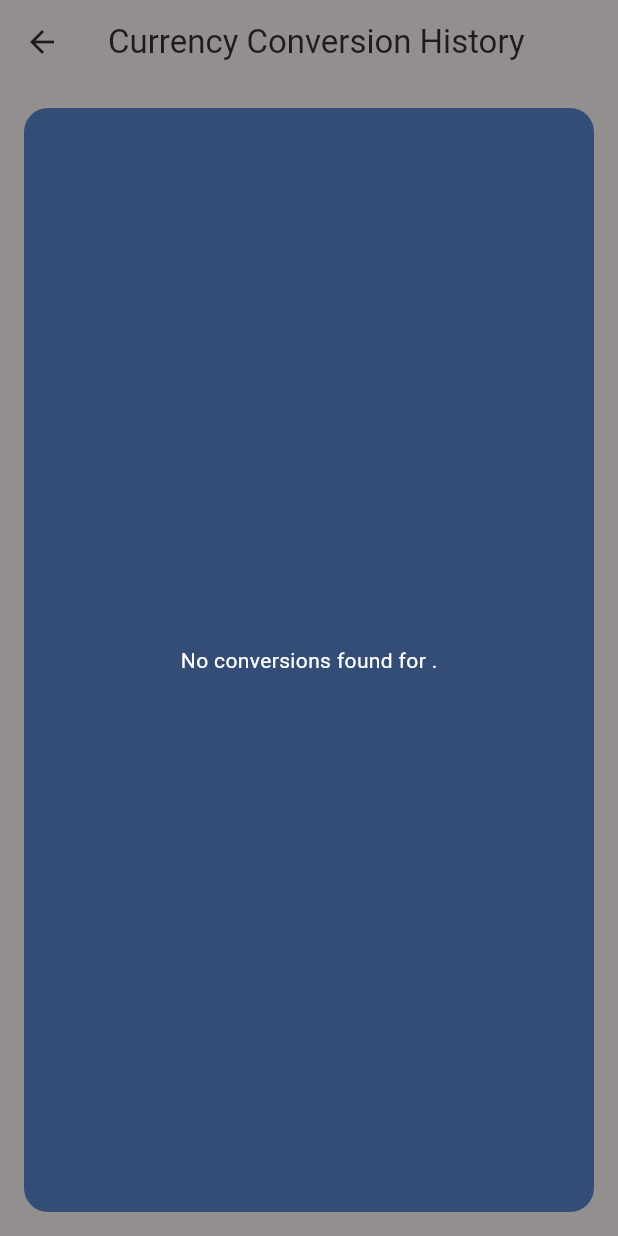
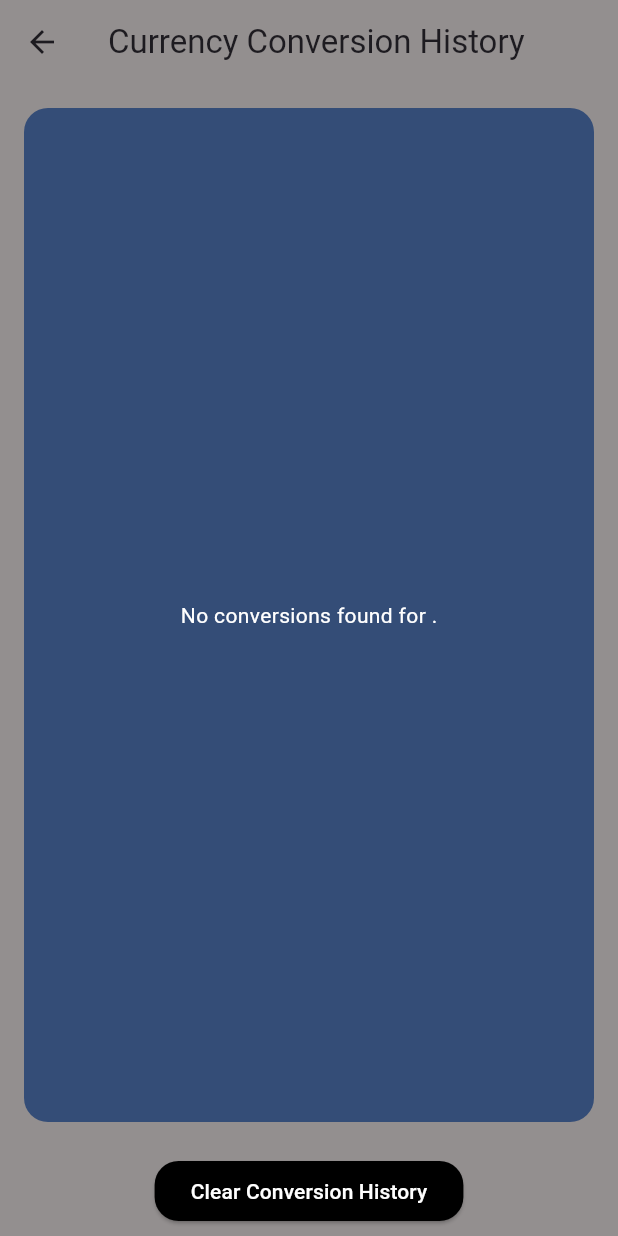
Before and after one commit to DavidSchurer/QuickCurrency, a Flutter app: the CurrencyConversionHistoryPage screen opened directly, on a phone screen of 412 x 824 dp. Run offline on Flutter 3.47's test engine with Material 3 defaults, Android fonts, the phone set to English and light mode, and no system bars; our stand-ins replace cloud_firestore, firebase_auth, firebase_core, shared_preferences; accounts and stored records are empty; generated files the repository leaves out were written again.

Commit message:
added functionality for clearing all conversions

```diff
--- a/lib/currency_conversion_history_page.dart
+++ b/lib/currency_conversion_history_page.dart
@@ -7,15 +7,16 @@ import 'package:cloud_firestore/cloud_firestore.dart';
 
 class CurrencyConversionHistoryPage extends StatefulWidget {
   final bool isGuest;
-  const CurrencyConversionHistoryPage({Key? key, this.isGuest = false}) : super(key: key);
-
+  const CurrencyConversionHistoryPage({Key? key, this.isGuest = false})
+      : super(key: key);
 
   @override
   _CurrencyConversionHistoryPageState createState() =>
       _CurrencyConversionHistoryPageState();
 }
 
-class _CurrencyConversionHistoryPageState extends State<CurrencyConversionHistoryPage> {
+class _CurrencyConversionHistoryPageState
+    extends State<CurrencyConversionHistoryPage> {
   final FirebaseAuth _auth = FirebaseAuth.instance;
 
   final Map<String, String> currencySymbols = {
@@ -86,13 +87,13 @@ class _CurrencyConversionHistoryPageState extends State<CurrencyConversionHistor
               DataCell(Text(
                   '${getCurrencySymbol(conversion.toCurrency ?? '')}${conversion.conversionRate.toString()}')),
               DataCell(Text(conversion.date ?? '')),
-              DataCell(
-                GestureDetector(
+              DataCell(GestureDetector(
                 onTap: () async {
                   try {
+                    final docId = conversion.date;
                     await FirebaseFirestore.instance
                         .collection('conversions')
-                        .doc(conversion.date)
+                        .doc(docId)
                         .delete();
 
                     setState(() {
@@ -108,11 +109,61 @@ class _CurrencyConversionHistoryPageState extends State<CurrencyConversionHistor
                     ));
                   }
                 },
-                  child: const Icon(Icons.close, color: Colors.red), // Red X Icon for deletion
-                )
-              )
+                child: const Icon(Icons.close,
+                    color: Colors.red), // Red X Icon for deletion
+              ))
             ]);
           }).toList(),
+        ),
+      ),
+    );
+  }
+
+  Widget _buildFooterBar(User? user, List<Conversion> conversions) {
+    return Container(
+      height: 60,
+      decoration: BoxDecoration(
+        color: Color.fromARGB(255, 147, 143, 143),
+        borderRadius: const BorderRadius.only(
+          topLeft: Radius.circular(16),
+          topRight: Radius.circular(16),
+        ),
+      ),
+      child: Center(
+        child: ElevatedButton(
+          style: ElevatedButton.styleFrom(
+            foregroundColor: Colors.white,
+            backgroundColor: Colors.black,
+            shape: RoundedRectangleBorder(
+              borderRadius: BorderRadius.circular(16),
+            ),
+          ),
+          onPressed: () async {
+            try {
+              await FirebaseFirestore.instance
+                  .collection('conversions')
+                  .where('userEmail', isEqualTo: user?.email)
+                  .get()
+                  .then((querySnapshot) {
+                querySnapshot.docs.forEach((doc) {
+                  doc.reference.delete();
+                });
+              });
+
+              setState(() {
+                conversions.clear();
+              });
+
+              ScaffoldMessenger.of(context).showSnackBar(SnackBar(
+                content: Text('Conversion history cleared successfully'),
+              ));
+            } catch (e) {
+              ScaffoldMessenger.of(context).showSnackBar(SnackBar(
+                content: Text('Error clearing conversion history: $e'),
+              ));
+            }
+          },
+          child: const Text('Clear Conversion History'),
         ),
       ),
     );
@@ -132,10 +183,18 @@ class _CurrencyConversionHistoryPageState extends State<CurrencyConversionHistor
               return const Center(child: CircularProgressIndicator());
             }
             if (!snapshot.hasData || snapshot.data!.isEmpty) {
-              return const Center(child: Text('No conversion history available'));
+              return const Center(
+                  child: Text('No conversion history available'));
             }
 
-            return Center(
+            return Column(
+              children: [
+                Expanded(
+                  child: ConstrainedBox(
+                    constraints: BoxConstraints(
+                      minHeight: 100,
+                      maxHeight: MediaQuery.of(context).size.height * 0.6,
+                    ),
                     child: Container(
                       margin: const EdgeInsets.all(16),
                       padding: const EdgeInsets.all(16),
@@ -145,6 +204,10 @@ class _CurrencyConversionHistoryPageState extends State<CurrencyConversionHistor
                     ),
                     child: _buildConversionHistoryTable(snapshot.data!),
                     ),
+                  ),
+                ),
+                _buildFooterBar(_auth.currentUser, snapshot.data!),
+              ],
             );
           },
         ),
@@ -171,7 +234,15 @@ class _CurrencyConversionHistoryPageState extends State<CurrencyConversionHistor
           backgroundColor: Color.fromARGB(255, 147, 143, 143),
           title: const Text('Currency Conversion History'),
         ),
-    body: Center(
+        body: Column(
+          children: [
+            Expanded(
+              child: ConstrainedBox(
+                constraints: BoxConstraints(
+                  minHeight: 100,
+                  maxHeight: MediaQuery.of(context).size.height * 0.6,
+                ),
+
               child: Container(
                 margin: const EdgeInsets.all(16),
                 padding: const EdgeInsets.all(16),
@@ -190,7 +261,8 @@ class _CurrencyConversionHistoryPageState extends State<CurrencyConversionHistor
                     }
                     if (!snapshot.hasData || snapshot.data!.docs.isEmpty) {
                       return Center(
-              child: Text('No conversions found for ${user?.email}.',
+                          child: Text(
+                              'No conversions found for ${user?.email}.',
                               style: const TextStyle(color: Colors.white)));
                     }
 
@@ -200,8 +272,10 @@ class _CurrencyConversionHistoryPageState extends State<CurrencyConversionHistor
                     }).toList();
 
                     conversions.sort((a, b) {
-            final dateA = DateFormat('yyyy-MM-dd HH:mm:ss').parse(a.date!);
-            final dateB = DateFormat('yyyy-MM-dd HH:mm:ss').parse(b.date!);
+                      final dateA =
+                          DateFormat('yyyy-MM-dd HH:mm:ss').parse(a.date!);
+                      final dateB =
+                          DateFormat('yyyy-MM-dd HH:mm:ss').parse(b.date!);
                       return dateB.compareTo(dateA);
                     });
 
@@ -243,25 +317,35 @@ class _CurrencyConversionHistoryPageState extends State<CurrencyConversionHistor
                                 GestureDetector(
                                   onTap: () async {
                                     try {
+                                      final docId = snapshot.data!.docs
+                                          .firstWhere((doc) =>
+                                              doc['date'] == conversion.date)
+                                          .id;
+
                                       await FirebaseFirestore.instance
                                           .collection('conversions')
-                            .doc(conversion.date)
+                                          .doc(docId)
                                           .delete();
 
                                       setState(() {
                                         conversions.remove(conversion);
                                       });
 
-                            ScaffoldMessenger.of(context).showSnackBar(SnackBar(
-                              content: Text('Conversion deleted successfully.'),
+                                      ScaffoldMessenger.of(context)
+                                          .showSnackBar(SnackBar(
+                                        content: Text(
+                                            'Conversion deleted successfully.'),
                                       ));
-                          } catch(e) {
-                            ScaffoldMessenger.of(context).showSnackBar(SnackBar(
-                              content: Text('Conversion deleted successfully.'),
+                                    } catch (e) {
+                                      ScaffoldMessenger.of(context)
+                                          .showSnackBar(SnackBar(
+                                        content: Text(
+                                            'Conversion deleted successfully.'),
                                       ));
                                     }
                                   },
-                          child: const Icon(Icons.close, color: Colors.red),
+                                  child: const Icon(Icons.close,
+                                      color: Colors.red),
                                 ),
                               ),
                             ]);
@@ -272,6 +356,10 @@ class _CurrencyConversionHistoryPageState extends State<CurrencyConversionHistor
                   },
                 ),
               ),
+              ),
+            ),
+            _buildFooterBar(user, []),
+          ],
         ),
       );
     }
@@ -296,7 +384,8 @@ class Conversion {
   factory Conversion.fromMap(Map<String, dynamic> map) {
     return Conversion(
       date: map['date'] != null ? map['date'] as String : '',
-      fromCurrency: map['fromCurrency'] != null ? map['fromCurrency'] as String : '',
+      fromCurrency:
+          map['fromCurrency'] != null ? map['fromCurrency'] as String : '',
       toCurrency: map['toCurrency'] != null ? map['toCurrency'] as String : '',
       amount: (map['amount'] as num?)?.toDouble() ?? 0.0,
       conversionRate: (map['conversionRate'] as num?)?.toDouble() ?? 0.0,
```
Lines whose indentation alone changed are shown as unchanged.
